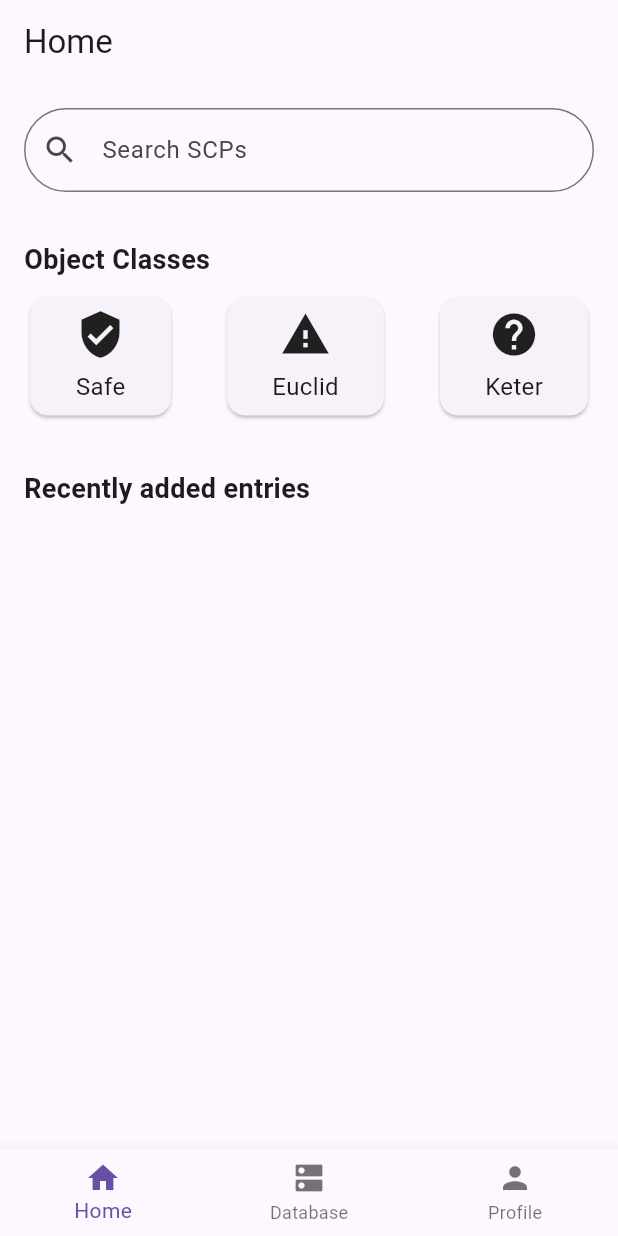
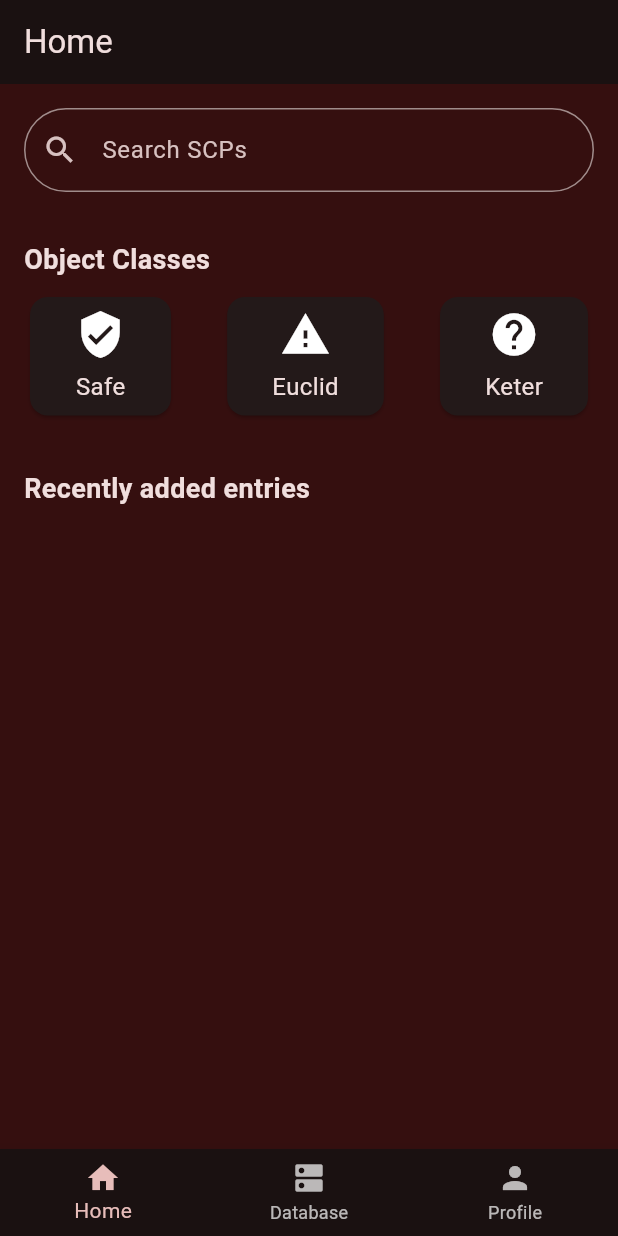
Before and after one commit to glitchcodes/crud-app-flutter, a Flutter app: the screen it shows after launch, on a phone screen of 412 x 824 dp. Run offline on Flutter 3.47's test engine with Material 3 defaults, Android fonts, the phone set to English and light mode, and no system bars; our stand-ins replace cloud_firestore, firebase_core; accounts and stored records are empty.

Commit message:
ui: update theme colors

```diff
--- a/lib/main.dart
+++ b/lib/main.dart
@@ -23,7 +23,13 @@ class SCPApp extends StatelessWidget {
   Widget build(BuildContext context) {
     return MaterialApp(
       title: appTitle,
-      theme: ThemeData(primarySwatch: Colors.red),
+      theme: ThemeData(
+        colorScheme: ColorScheme.fromSeed(
+            seedColor: Color(0xff350f0f),
+            brightness: Brightness.dark
+        ),
+        scaffoldBackgroundColor: Color(0xff350f0f)
+      ),
       home: MainApp(),
     );
   }
```
